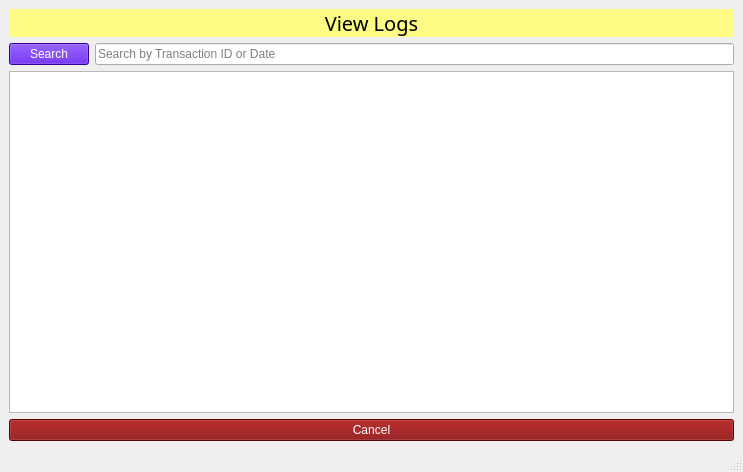
First picture: the form in view_logs.ui, repository Aenan05/MAXPC, before the edit.
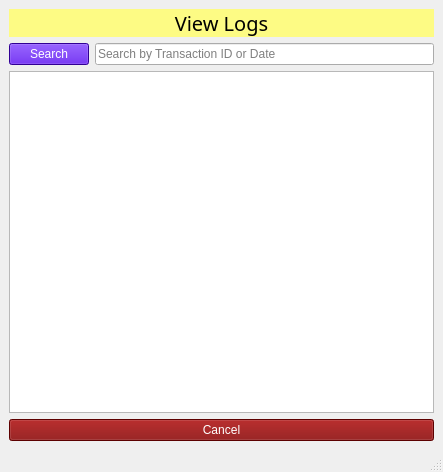
Second picture: the form after the edit.

Diff of the .ui file:
```diff
--- a/view_logs.ui
+++ b/view_logs.ui
@@ -6,7 +6,7 @@
    <rect>
     <x>0</x>
     <y>0</y>
-    <width>743</width>
+    <width>443</width>
     <height>472</height>
    </rect>
   </property>
```
Left out of the diff: 2 changed lines with no effect on the pictures.
